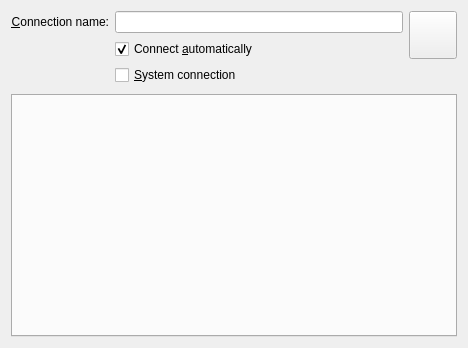
Qt form libs/ui/connection.ui (KDE/networkmanagement) before a commit.
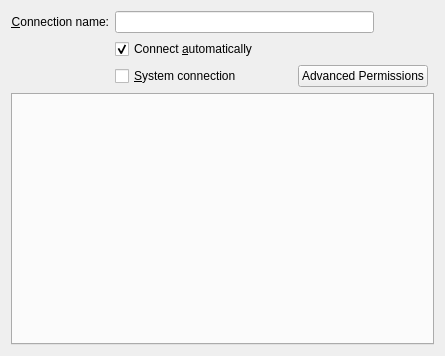
The same form after that commit. Custom widgets are drawn as their Qt base class.

```diff
--- a/libs/ui/connection.ui
+++ b/libs/ui/connection.ui
@@ -6,13 +6,13 @@
    <rect>
     <x>0</x>
     <y>0</y>
-    <width>468</width>
-    <height>348</height>
+    <width>445</width>
+    <height>356</height>
    </rect>
   </property>
   <layout class="QGridLayout" name="gridLayout">
    <item row="0" column="0" rowspan="2">
-    <layout class="QFormLayout" name="formLayout">
+    <layout class="QGridLayout" name="gridLayout_2">
      <item row="0" column="0">
       <widget class="QLabel" name="label">
        <property name="text">
@@ -46,11 +46,10 @@
        </property>
       </widget>
      </item>
-     <item row="2" column="1">
+     <item row="2" column="1" colspan="2">
+      <layout class="QHBoxLayout" name="horizontalLayout_4">
+       <item>
       <widget class="QCheckBox" name="system">
-       <property name="enabled">
-        <bool>true</bool>
-       </property>
        <property name="text">
         <string>&amp;System connection</string>
        </property>
@@ -62,48 +61,47 @@
        </property>
       </widget>
      </item>
-    </layout>
-   </item>
-   <item row="0" column="1">
-    <widget class="QPushButton" name="pushButtonChooseIcon">
+       <item>
+        <widget class="KPushButton" name="pushButtonPermissions">
      <property name="sizePolicy">
-      <sizepolicy hsizetype="Minimum" vsizetype="Minimum">
+          <sizepolicy hsizetype="Fixed" vsizetype="Fixed">
        <horstretch>0</horstretch>
        <verstretch>0</verstretch>
       </sizepolicy>
      </property>
+         <property name="toolTip">
+          <string>Edit advanced permissions for this connection</string>
+         </property>
+         <property name="whatsThis">
+          <string>Fine-grained permissions editor for this connection. It lets you choose which users can activate/modify/delete this connection.</string>
+         </property>
+         <property name="text">
+          <string>Advanced Permissions</string>
+         </property>
+        </widget>
+       </item>
+      </layout>
+     </item>
+     <item row="0" column="2" rowspan="2">
+      <widget class="QLabel" name="connectionIcon">
+       <property name="sizePolicy">
+        <sizepolicy hsizetype="Fixed" vsizetype="Fixed">
+         <horstretch>48</horstretch>
+         <verstretch>48</verstretch>
+        </sizepolicy>
+       </property>
      <property name="minimumSize">
       <size>
        <width>48</width>
        <height>48</height>
       </size>
      </property>
-     <property name="maximumSize">
-      <size>
-       <width>48</width>
-       <height>48</height>
-      </size>
-     </property>
      <property name="text">
-      <string/>
+        <string notr="true"/>
      </property>
     </widget>
    </item>
-   <item row="1" column="1">
-    <spacer name="verticalSpacer">
-     <property name="orientation">
-      <enum>Qt::Vertical</enum>
-     </property>
-     <property name="sizeType">
-      <enum>QSizePolicy::Preferred</enum>
-     </property>
-     <property name="sizeHint" stdset="0">
-      <size>
-       <width>20</width>
-       <height>29</height>
-      </size>
-     </property>
-    </spacer>
+    </layout>
    </item>
    <item row="2" column="0" colspan="2">
     <widget class="KTabWidget" name="tabwidget"/>
@@ -111,6 +109,11 @@
   </layout>
  </widget>
  <customwidgets>
+  <customwidget>
+   <class>KPushButton</class>
+   <extends>QPushButton</extends>
+   <header>kpushbutton.h</header>
+  </customwidget>
   <customwidget>
    <class>KLineEdit</class>
    <extends>QLineEdit</extends>
```
Left out of the diff: 23 changed lines with no effect on the pictures. Lines whose indentation alone changed are shown as unchanged.
